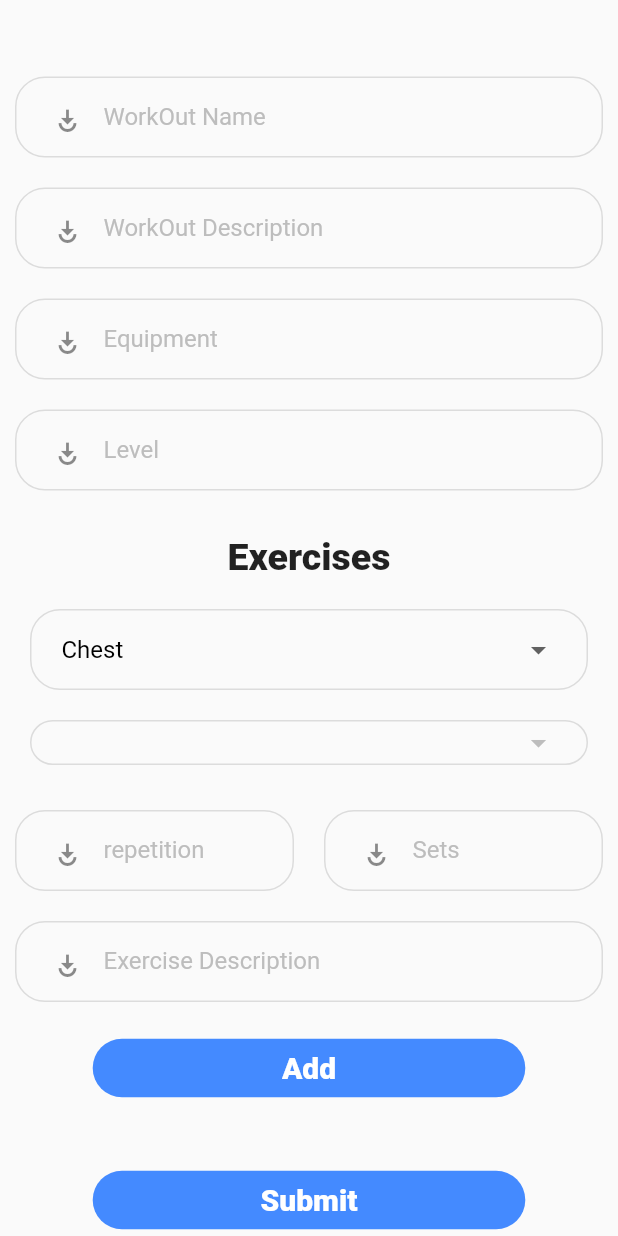
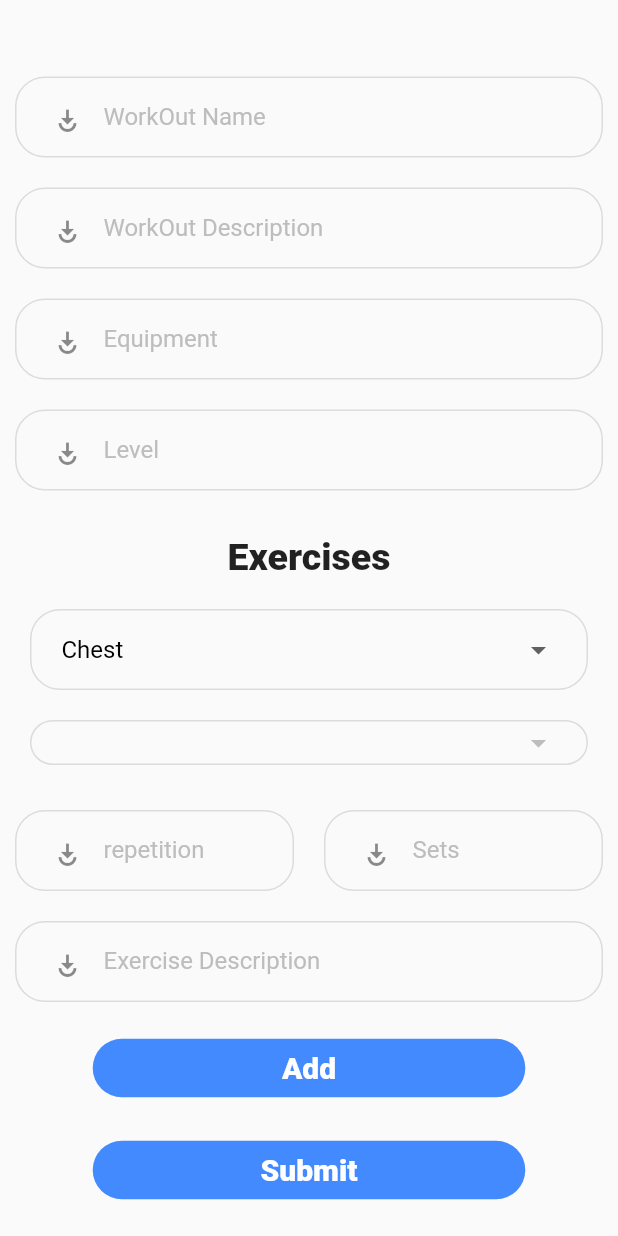
Before and after one commit to high-coder/fitness, a Flutter app: the NewWorkOut screen opened directly, scrolled down 74 dp, on a phone screen of 412 x 824 dp. Run offline on Flutter 3.47's test engine with Material 2 defaults, Android fonts, the light colour scheme and no system bars; our stand-ins replace auto_size_text, cloud_firestore, dio, email_validator, firebase_auth, firebase_core and 11 more; missing offline and left inert: pin_entry_text_field; accounts and stored records are empty; generated files the repository leaves out were written again.

Commit message:
ui update

```diff
--- a/lib/main.dart
+++ b/lib/main.dart
@@ -1,6 +1,8 @@
 import 'package:firebase_core/firebase_core.dart';
 import 'package:fitness_app/modelss/caloriesTrackerModel.dart';
 import 'package:fitness_app/modelss/stepsModel.dart';
+import 'package:fitness_app/pages/newWorkout.dart';
+import 'package:fitness_app/pages/nutrition.dart';
 import 'package:fitness_app/pages/trainersScreen.dart';
 import 'package:fitness_app/providers/currentState.dart';
 import 'package:flutter/material.dart';
@@ -47,7 +49,7 @@ class MyApp extends StatelessWidget {
           //     Theme.of(context).textTheme,
           //   ),
           // ),
-          home: TrainerPage()),
+          home: NewWorkOut()),
     );
   }
 }
--- a/lib/pages/newWorkout.dart
+++ b/lib/pages/newWorkout.dart
@@ -76,7 +76,6 @@ class _NewWorkOutState extends State<NewWorkOut> {
   List<String> exercisesName = [];
   String _excerciseType = "Chest";
   String _excerciseName;
-
 
   @override
   Widget build(BuildContext context) {
@@ -182,8 +181,16 @@ class _NewWorkOutState extends State<NewWorkOut> {
                       ),
                       Row(
                         children: [
-                          Expanded(child: CustomTextField(controller: _rounds, name: 'repetition')),
-                          Expanded(child: CustomTextField(controller: _sets, name: 'Sets')),
+                          Expanded(
+                              child: CustomTextField(
+                                  controller: _rounds,
+                                  name: 'repetition',
+                                  inputType: TextInputType.number)),
+                          Expanded(
+                              child: CustomTextField(
+                                  controller: _sets,
+                                  name: 'Sets',
+                                  inputType: TextInputType.number)),
                         ],
                       ),
                       CustomTextField(controller: _exerciseDesc, name: 'Exercise Description'),
@@ -232,7 +239,7 @@ class _NewWorkOutState extends State<NewWorkOut> {
                   ),
                 ),
                 SizedBox(
-                  height: 20,
+                  height: 10,
                 ),
                 ListView.builder(
                     physics: NeverScrollableScrollPhysics(),
@@ -283,7 +290,7 @@ class _NewWorkOutState extends State<NewWorkOut> {
                       );
                     }),
                 SizedBox(
-                  height: 20,
+                  height: 10,
                 ),
                 TextButton(
                   onPressed: () => {
@@ -331,7 +338,10 @@ class _NewWorkOutState extends State<NewWorkOut> {
     );
   }
 
-  Container CustomTextField({TextEditingController controller, String name}) {
+  Container CustomTextField(
+      {TextEditingController controller,
+      String name,
+      TextInputType inputType = TextInputType.text}) {
     return Container(
       margin: EdgeInsets.all(10),
       padding: EdgeInsets.only(left: 10, right: 30, top: 4),
@@ -344,6 +354,7 @@ class _NewWorkOutState extends State<NewWorkOut> {
             child: TextField(
               controller: controller,
               onChanged: (value) {},
+              keyboardType: inputType,
               decoration: InputDecoration(
                   prefixIcon: Icon(Icons.play_for_work_sharp),
                   hintText: name,
```
